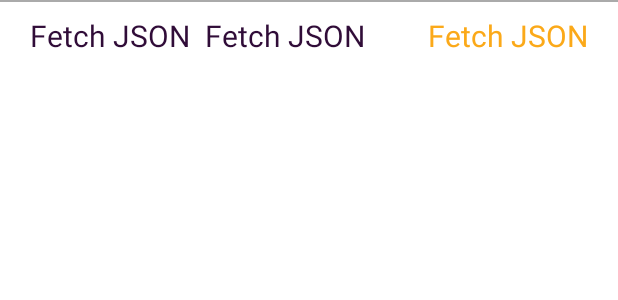
After one commit to JasonWCook/Fetch-app, an Android app: the layout item_entry.xml on its own in the app's theme, with its tools: preview values and no code run, on a phone screen of 412 x 824 dp. The commit adds this screen. Shown: the top 300 px of the screen. Run offline under Robolectric (Android 15) with nearby library versions, the phone set to English and light mode, and no system bars; network calls fail.

Commit message:
Almost done, final touches to recycle view

```diff
--- a/app/build.gradle
+++ b/app/build.gradle
@@ -8,7 +8,7 @@ android {
 
     defaultConfig {
         applicationId "edu.wwu.csci412.fetch_app"
-        minSdkVersion 25
+        minSdkVersion 26
         targetSdkVersion 30
         versionCode 1
         versionName "1.0"
--- /dev/null
+++ b/app/src/main/res/layout/item_entry.xml
@@ -0,0 +1,65 @@
+<?xml version="1.0" encoding="utf-8"?>
+<RelativeLayout
+    xmlns:android="http://schemas.android.com/apk/res/android"
+    xmlns:app="http://schemas.android.com/apk/res-auto"
+    xmlns:tools="http://schemas.android.com/tools"
+    android:layout_width="match_parent"
+    android:layout_height="50dp">
+
+    <LinearLayout
+        android:layout_width="match_parent"
+        android:layout_height="50dp"
+        android:layout_marginStart="10dp"
+        android:layout_marginTop="10dp"
+        android:layout_marginEnd="10dp"
+        android:orientation="horizontal">
+
+        <TextView
+            android:id="@+id/idView"
+            android:layout_width="wrap_content"
+            android:layout_height="25dp"
+            android:layout_weight="1"
+            android:text="@string/app_name"
+            android:textAlignment="textEnd"
+            android:autoSizeTextType="uniform"
+            android:autoSizeMinTextSize="20dp"
+            android:autoSizeMaxTextSize="100sp"
+            android:autoSizeStepGranularity="2sp"
+            android:textColor="@color/fetch_purple" />
+
+        <TextView
+            android:id="@+id/listIdView"
+            android:layout_width="wrap_content"
+            android:layout_height="25dp"
+            android:layout_weight="1"
+            android:text="@string/app_name"
+            android:textAlignment="textEnd"
+            android:autoSizeTextType="uniform"
+            android:autoSizeMinTextSize="20dp"
+            android:autoSizeMaxTextSize="100sp"
+            android:autoSizeStepGranularity="2sp"
+            android:textColor="@color/fetch_purple" />
+
+        <Space
+            android:layout_width="wrap_content"
+            android:layout_height="wrap_content"
+            android:layout_weight="1" />
+
+        <TextView
+            android:id="@+id/nameView"
+            android:layout_width="wrap_content"
+            android:layout_height="25dp"
+            android:layout_weight="1"
+            android:text="@string/app_name"
+            android:textAlignment="textStart"
+            android:autoSizeTextType="uniform"
+            android:autoSizeMinTextSize="20dp"
+            android:autoSizeMaxTextSize="100sp"
+            android:autoSizeStepGranularity="2sp"
+            android:textColor="@color/fetch_yellow" />
+    </LinearLayout>
+    <View
+        android:layout_width="match_parent"
+        android:layout_height="1dp"
+        android:background="@android:color/darker_gray"/>
+</RelativeLayout>
```
Also changed, not shown: app/src/main/java/edu/wwu/csci412/fetch_app/ItemAdapter.java (added, +52 -0 lines), app/src/main/java/edu/wwu/csci412/fetch_app/MainActivity.java (+82 -31 lines), app/src/main/res/layout/activity_main.xml (+1 -19 lines).
